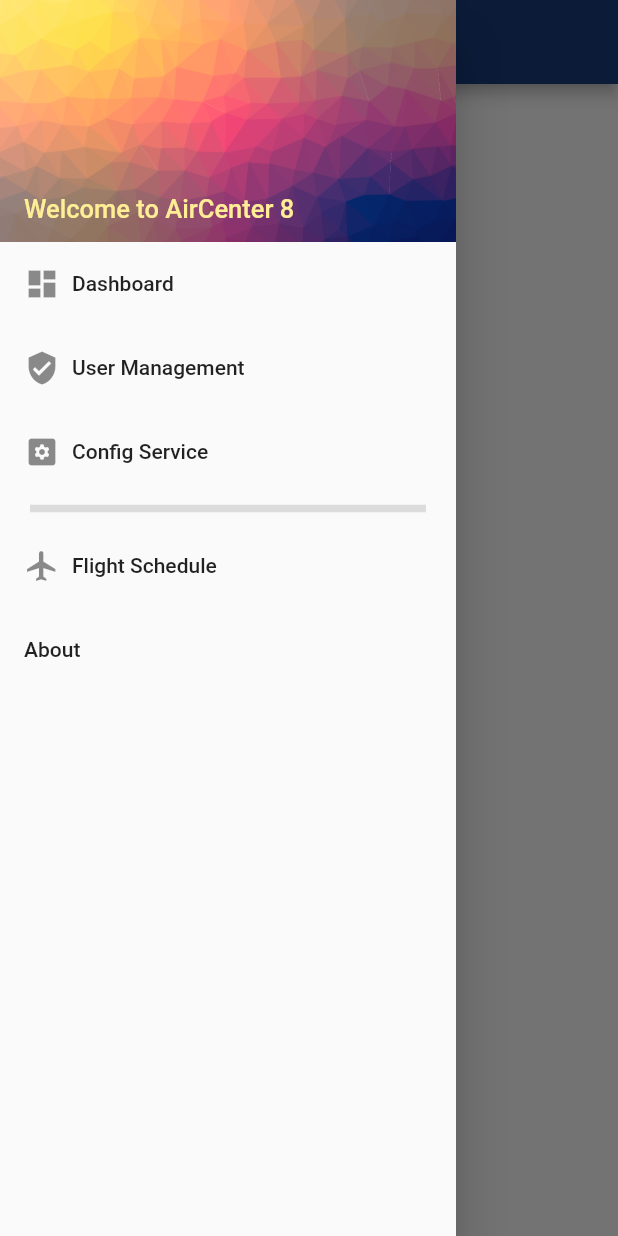
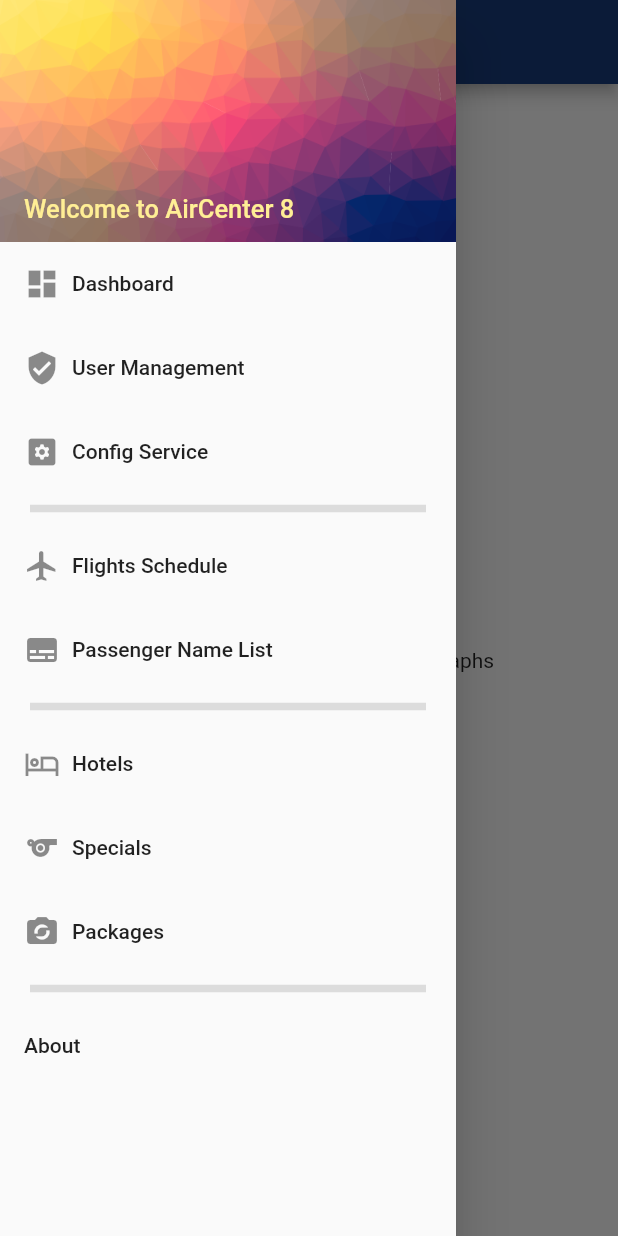
Before and after one commit to areca/flutter, a Flutter app: the screen it shows after launch, with the side drawer open, on a phone screen of 412 x 824 dp. Run offline on Flutter 3.47's test engine with Material 2 defaults, Android fonts, the phone set to English and light mode, and no system bars; our stand-ins replace cloud_firestore, firebase_auth, firebase_core, flutter_vector_icons, google_fonts, lottie and 1 more; missing offline and left inert: giffy_dialog; accounts and stored records are empty.

Commit message:
navigation

```diff
--- a/aircenter8_poc_mobile/lib/main.dart
+++ b/aircenter8_poc_mobile/lib/main.dart
@@ -6,7 +6,11 @@ import 'navigation/pageRoutes.dart';
 import 'screens/core/dashboardPage.dart';
 import 'screens/core/umPage.dart';
 import 'screens/core/configPage.dart';
-import 'screens/flight/schedulePage.dart';
+import 'screens/flight/flightsPage.dart';
+import 'screens/flight/pnlPage.dart';
+import 'screens/hotel/hotelsPage.dart';
+import 'screens/hotel/specialsPage.dart';
+import 'screens/hotel/packagesPage.dart';
 
 void main() {
   runApp(MyApp());
@@ -28,7 +32,11 @@ class MyApp extends StatelessWidget {
         pageRoutes.dashboard: (context) => dashboardPage(),
         pageRoutes.um: (context) => umPage(),
         pageRoutes.config: (context) => configPage(),
-        pageRoutes.schedule: (context) => schedulePage(),
+        pageRoutes.flights: (context) => flightsPage(),
+        pageRoutes.pnl: (context) => pnlPage(),
+        pageRoutes.hotels: (context) => hotelsPage(),
+        pageRoutes.specials: (context) => specialsPage(),
+        pageRoutes.packages: (context) => packagesPage(),
       },
     );
   }
--- a/aircenter8_poc_mobile/lib/navigation/navigationDrawer.dart
+++ b/aircenter8_poc_mobile/lib/navigation/navigationDrawer.dart
@@ -38,9 +38,39 @@ class navigationDrawer extends StatelessWidget {
           ),
           createDrawerBodyItem(
             icon: Icons.flight,
-            text: 'Flight Schedule',
+            text: 'Flights Schedule',
             onTap: () =>
-                Navigator.pushReplacementNamed(context, pageRoutes.schedule),
+                Navigator.pushReplacementNamed(context, pageRoutes.flights),
+          ),
+          createDrawerBodyItem(
+            icon: Icons.subtitles,
+            text: 'Passenger Name List',
+            onTap: () =>
+                Navigator.pushReplacementNamed(context, pageRoutes.pnl),
+          ),
+          const Divider(
+            height: 20,
+            thickness: 5,
+            indent: 20,
+            endIndent: 20,
+          ),
+          createDrawerBodyItem(
+            icon: Icons.hotel_outlined,
+            text: 'Hotels',
+            onTap: () =>
+                Navigator.pushReplacementNamed(context, pageRoutes.hotels),
+          ),
+          createDrawerBodyItem(
+            icon: Icons.sports,
+            text: 'Specials',
+            onTap: () =>
+                Navigator.pushReplacementNamed(context, pageRoutes.specials),
+          ),
+          createDrawerBodyItem(
+            icon: Icons.party_mode,
+            text: 'Packages',
+            onTap: () =>
+                Navigator.pushReplacementNamed(context, pageRoutes.packages),
           ),
           /*createDrawerBodyItem(
             icon: Icons.contact_phone,
@@ -48,6 +78,12 @@ class navigationDrawer extends StatelessWidget {
             onTap: () =>
                 Navigator.pushReplacementNamed(context, pageRoutes.contact),
           ),*/
+          const Divider(
+            height: 20,
+            thickness: 5,
+            indent: 20,
+            endIndent: 20,
+          ),
           ListTile(
             title: Text('About'),
             onTap: () {
--- a/aircenter8_poc_mobile/lib/navigation/pageRoutes.dart
+++ b/aircenter8_poc_mobile/lib/navigation/pageRoutes.dart
@@ -1,11 +1,19 @@
 import '../screens/core/dashboardPage.dart';
 import '../screens/core/umPage.dart';
 import '../screens/core/configPage.dart';
-import '../screens/flight/schedulePage.dart';
+import '../screens/flight/flightsPage.dart';
+import '../screens/flight/pnlPage.dart';
+import '../screens/hotel/hotelsPage.dart';
+import '../screens/hotel/specialsPage.dart';
+import '../screens/hotel/packagesPage.dart';
 
 class pageRoutes {
   static const String dashboard = dashboardPage.routeName;
   static const String um = umPage.routeName;
   static const String config = configPage.routeName;
-  static const String schedule = schedulePage.routeName;
+  static const String flights = flightsPage.routeName;
+  static const String pnl = pnlPage.routeName;
+  static const String hotels = hotelsPage.routeName;
+  static const String specials = specialsPage.routeName;
+  static const String packages = packagesPage.routeName;
 }
--- a/aircenter8_poc_mobile/lib/screens/flight/schedulePage.dart
+++ b/aircenter8_poc_mobile/lib/screens/hotel/hotelsPage.dart
@@ -1,16 +1,16 @@
 import 'package:flutter/material.dart';
 import '../../navigation/navigationDrawer.dart';
 
-class schedulePage extends StatelessWidget {
-  static const String routeName = '/schedule';
+class hotelsPage extends StatelessWidget {
+  static const String routeName = '/hotels';
 
   @override
   Widget build(BuildContext context) {
     return new Scaffold(
         appBar: AppBar(
-          title: Text("Flight Schedule"),
+          title: Text("Hotels"),
         ),
         drawer: navigationDrawer(),
-        body: Center(child: Text("Here comes flight data")));
+        body: Center(child: Text("Here comes hotels")));
   }
 }
--- /dev/null
+++ b/aircenter8_poc_mobile/lib/screens/hotel/packagesPage.dart
@@ -0,0 +1,16 @@
+import 'package:flutter/material.dart';
+import '../../navigation/navigationDrawer.dart';
+
+class packagesPage extends StatelessWidget {
+  static const String routeName = '/packages';
+
+  @override
+  Widget build(BuildContext context) {
+    return new Scaffold(
+        appBar: AppBar(
+          title: Text("Packages"),
+        ),
+        drawer: navigationDrawer(),
+        body: Center(child: Text("Here comes packages")));
+  }
+}
--- /dev/null
+++ b/aircenter8_poc_mobile/lib/screens/hotel/specialsPage.dart
@@ -0,0 +1,16 @@
+import 'package:flutter/material.dart';
+import '../../navigation/navigationDrawer.dart';
+
+class specialsPage extends StatelessWidget {
+  static const String routeName = '/specials';
+
+  @override
+  Widget build(BuildContext context) {
+    return new Scaffold(
+        appBar: AppBar(
+          title: Text("Specials"),
+        ),
+        drawer: navigationDrawer(),
+        body: Center(child: Text("Here comes specials")));
+  }
+}
--- a/aircenter8_poc_mobile/lib/screens/splash.dart
+++ b/aircenter8_poc_mobile/lib/screens/splash.dart
@@ -1,7 +1,7 @@
 import 'package:flutter/material.dart';
 import 'package:lottie/lottie.dart';
 
-import 'core/umPage.dart';
+import 'core/dashboardPage.dart';
 //import '../util/constants.dart';
 
 class Splash extends StatefulWidget {
@@ -17,7 +17,7 @@ class _MyHomePageState extends State<Splash> {
     //set time to load the new page
     Future.delayed(Duration(seconds: 3), () {
       Navigator.pushReplacement(
-          context, MaterialPageRoute(builder: (context) => umPage()));
+          context, MaterialPageRoute(builder: (context) => dashboardPage()));
     });
     super.initState();
   }
```
Also changed, not shown: aircenter8_poc_mobile/lib/screens/flight/flightsPage.dart (added, +16 -0 lines), aircenter8_poc_mobile/lib/screens/flight/pnlPage.dart (added, +16 -0 lines).
